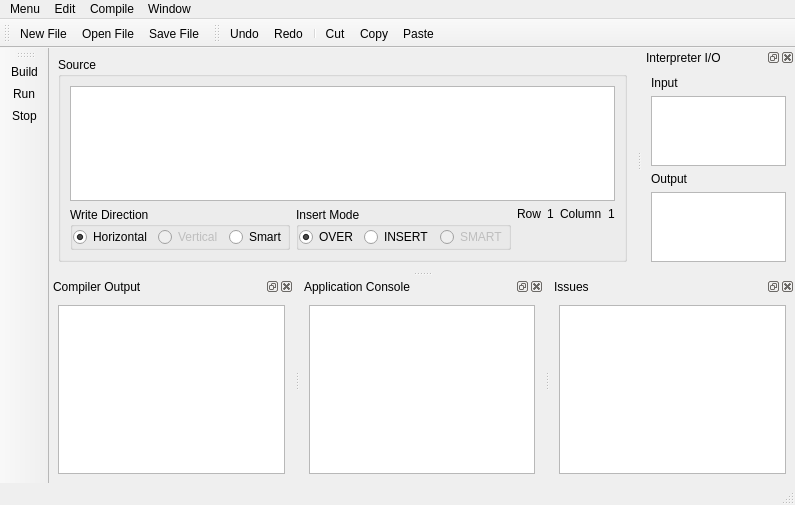
This is Editor/TextEditor/mainwindow.ui in ccebinger/SWPSoSe14 as Qt 5 draws it before an edit. The edited form follows.
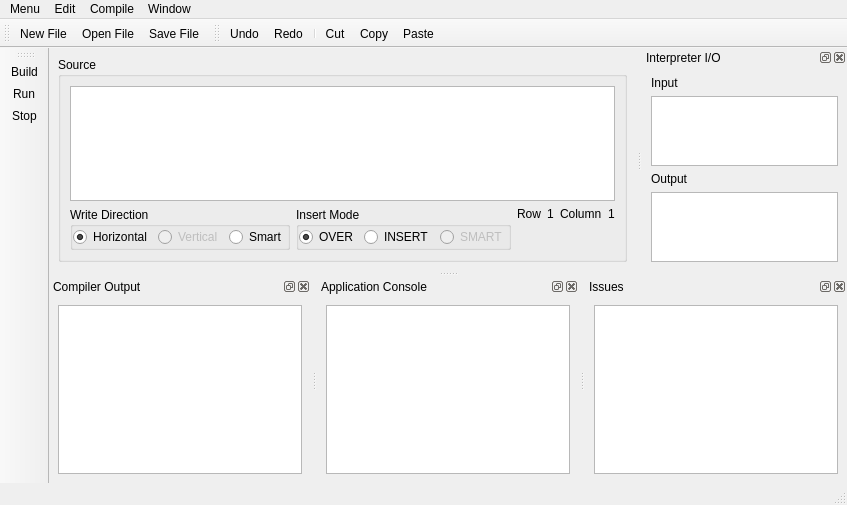
This is the edited form. Icons and pictures are not drawn. Custom widgets are drawn as their Qt base class.

Commit message: added 'recent files' functionality

```diff
--- a/Editor/TextEditor/mainwindow.ui
+++ b/Editor/TextEditor/mainwindow.ui
@@ -6,7 +6,7 @@
    <rect>
     <x>0</x>
     <y>0</y>
-    <width>795</width>
+    <width>847</width>
     <height>505</height>
    </rect>
   </property>
@@ -239,7 +239,7 @@
     <rect>
      <x>0</x>
      <y>0</y>
-     <width>795</width>
+     <width>847</width>
      <height>25</height>
     </rect>
    </property>
```
Left out of the diff: 12 changed lines with no effect on the pictures. The commit also changes 2 other files.
